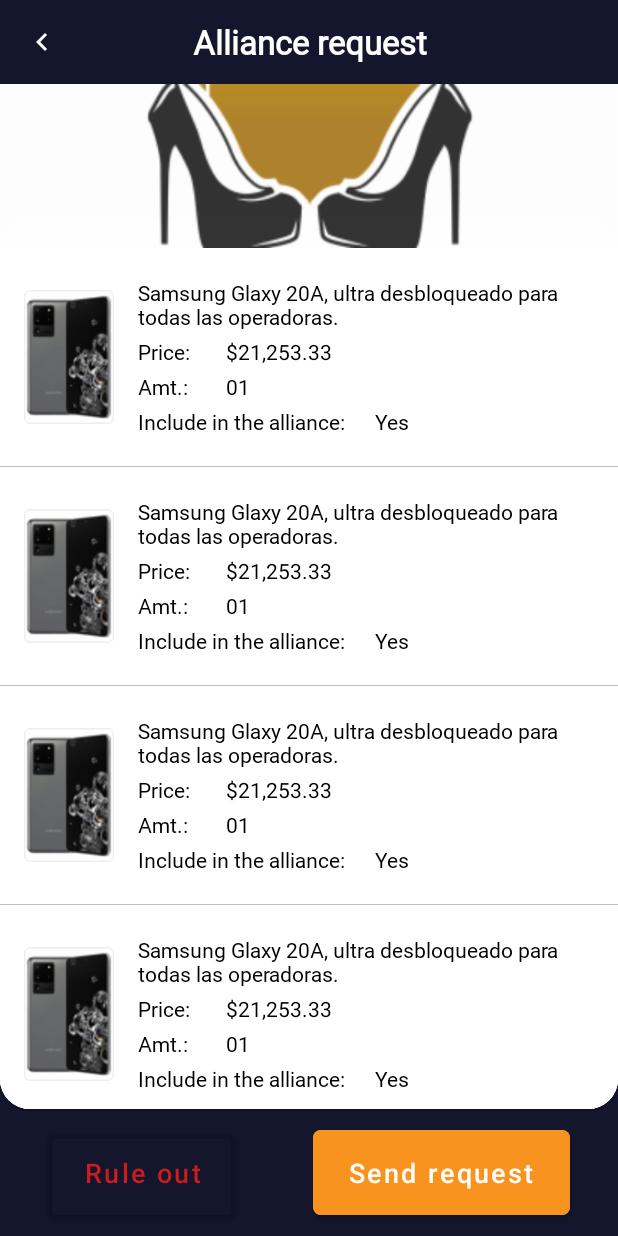
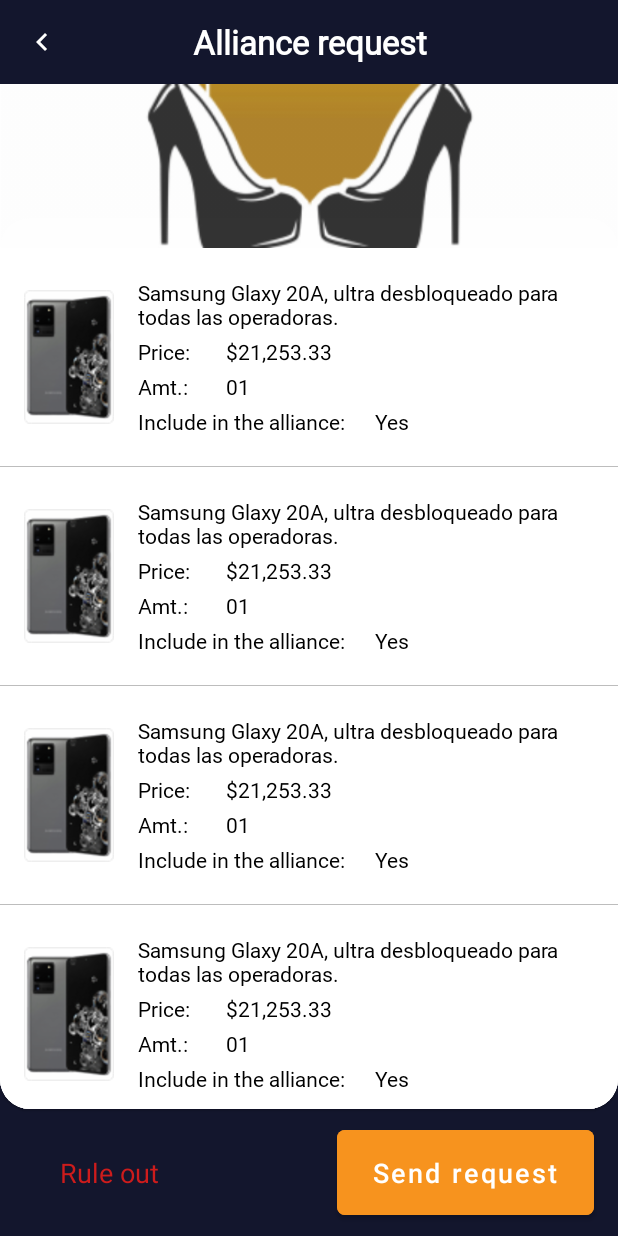
Before and after one commit to siddhantdrk/Indiabana-App-Development, an Android app: the PotentialAlliancesItemActivity screen opened directly, with no data from a screen before it, on a phone screen of 412 x 824 dp. Run offline under Robolectric (Android 15) with nearby library versions, the phone set to English and light mode, and no system bars.

Commit message:
activity_alliance_request_temp and activity_potential_alliances_item bottom updated

```diff
--- a/IndiabanaApp/app/src/main/res/layout/activity_alliance_request_temp.xml
+++ b/IndiabanaApp/app/src/main/res/layout/activity_alliance_request_temp.xml
@@ -49,7 +49,7 @@
         android:layout_height="wrap_content"
         android:layout_alignParentEnd="true"
         android:layout_alignParentBottom="true"
-        android:layout_marginEnd="32dp"
+        android:layout_marginEnd="16dp"
         android:layout_marginBottom="8dp"
         android:backgroundTint="@color/indiabana_orange"
         android:paddingHorizontal="24dp"
@@ -65,7 +65,7 @@
         android:layout_height="wrap_content"
         android:layout_alignParentStart="true"
         android:layout_alignParentBottom="true"
-        android:layout_marginStart="32dp"
+        android:layout_marginStart="16dp"
         android:layout_marginBottom="8dp"
         android:backgroundTint="@color/colorRed"
         android:paddingHorizontal="24dp"
--- a/IndiabanaApp/app/src/main/res/layout/activity_potential_alliances_item.xml
+++ b/IndiabanaApp/app/src/main/res/layout/activity_potential_alliances_item.xml
@@ -45,12 +45,12 @@
     </androidx.appcompat.widget.Toolbar>
 
     <com.google.android.material.button.MaterialButton
-        android:id="@+id/cart_continue_btn"
+        android:id="@+id/send_request_btn"
         android:layout_width="wrap_content"
         android:layout_height="wrap_content"
         android:layout_alignParentEnd="true"
         android:layout_alignParentBottom="true"
-        android:layout_marginEnd="32dp"
+        android:layout_marginEnd="16dp"
         android:layout_marginBottom="8dp"
         android:backgroundTint="@color/indiabana_orange"
         android:paddingHorizontal="24dp"
@@ -60,29 +60,27 @@
         android:textSize="18sp"
         app:cornerRadius="5dp" />
 
-    <com.google.android.material.button.MaterialButton
-        android:id="@+id/refuse_btn"
+    <TextView
+        android:id="@+id/refuse_txt_btn"
         android:layout_width="wrap_content"
-        android:layout_height="wrap_content"
-        android:layout_alignParentStart="true"
-        android:layout_alignParentBottom="true"
-        android:layout_marginStart="32dp"
-        android:layout_marginBottom="8dp"
-        android:textColor="@color/colorRed"
-        android:backgroundTint="@android:color/transparent"
+        android:layout_height="0dp"
+        android:layout_alignTop="@+id/send_request_btn"
+        android:layout_alignBottom="@id/send_request_btn"
+        android:layout_marginStart="16dp"
         android:paddingHorizontal="24dp"
         android:paddingVertical="16dp"
         android:text="@string/rule_out"
+        android:gravity="center"
         android:textAllCaps="false"
-        android:textSize="18sp"
-        app:cornerRadius="5dp" />
+        android:textColor="@color/colorRed"
+        android:textSize="18sp" />
 
     <com.google.android.material.card.MaterialCardView
         android:id="@+id/material_card"
         android:layout_width="match_parent"
         android:layout_height="match_parent"
         android:elevation="0dp"
-        android:layout_above="@id/cart_continue_btn"
+        android:layout_above="@id/send_request_btn"
         android:layout_below="@+id/cl_image"
         android:layout_marginBottom="8dp"
         android:layout_marginTop="-20dp"
--- a/IndiabanaApp/app/src/main/res/layout/products_rv_item.xml
+++ b/IndiabanaApp/app/src/main/res/layout/products_rv_item.xml
@@ -50,7 +50,7 @@
             android:layout_marginTop="4dp"
             android:layout_toEndOf="@id/order_detail_product_imageView"
             android:fontFamily="@font/roboto_regular"
-            android:text="@string/price_txt"
+            android:text="@string/price_txt_2"
             android:textColor="@color/black"
             android:textSize="14sp" />
 
--- a/IndiabanaApp/app/src/main/res/values/strings.xml
+++ b/IndiabanaApp/app/src/main/res/values/strings.xml
@@ -257,6 +257,7 @@
     <string name="you_qualify_to_make_this_delivery">You qualify to make this delivery</string>
     <string name="products">Products</string>
     <string name="price_txt">Price:</string>
+    <string name="price_txt_2">Price:</string>
     <string name="features">Features</string>
     <string name="color">Color:</string>
     <string name="capacity">Capacity:</string>
```
Also changed, not shown: 1 other file.
